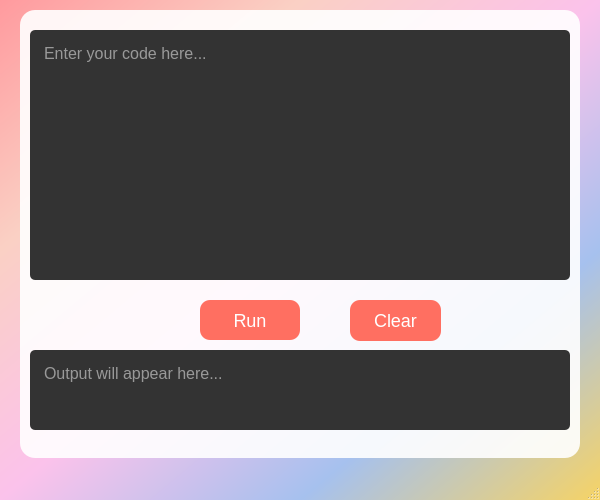
First picture: the form in compiler-starter-project/components/main_language.ui, repository puskr99/plc-language, before the edit.
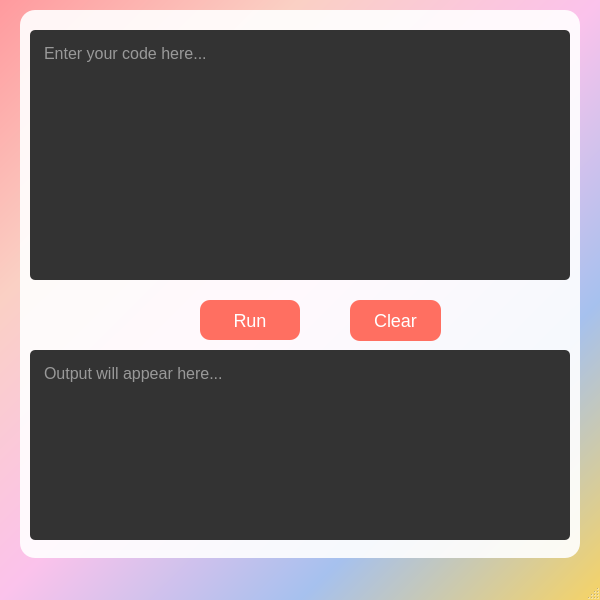
Second picture: the form after the edit.

Patch:
```diff
--- a/compiler-starter-project/components/main_language.ui
+++ b/compiler-starter-project/components/main_language.ui
@@ -7,7 +7,7 @@
     <x>0</x>
     <y>0</y>
     <width>600</width>
-    <height>500</height>
+    <height>600</height>
    </rect>
   </property>
   <property name="windowTitle">
@@ -79,7 +79,7 @@
       <x>30</x>
       <y>350</y>
       <width>540</width>
-      <height>80</height>
+      <height>190</height>
      </rect>
     </property>
     <property name="readOnly">
```
